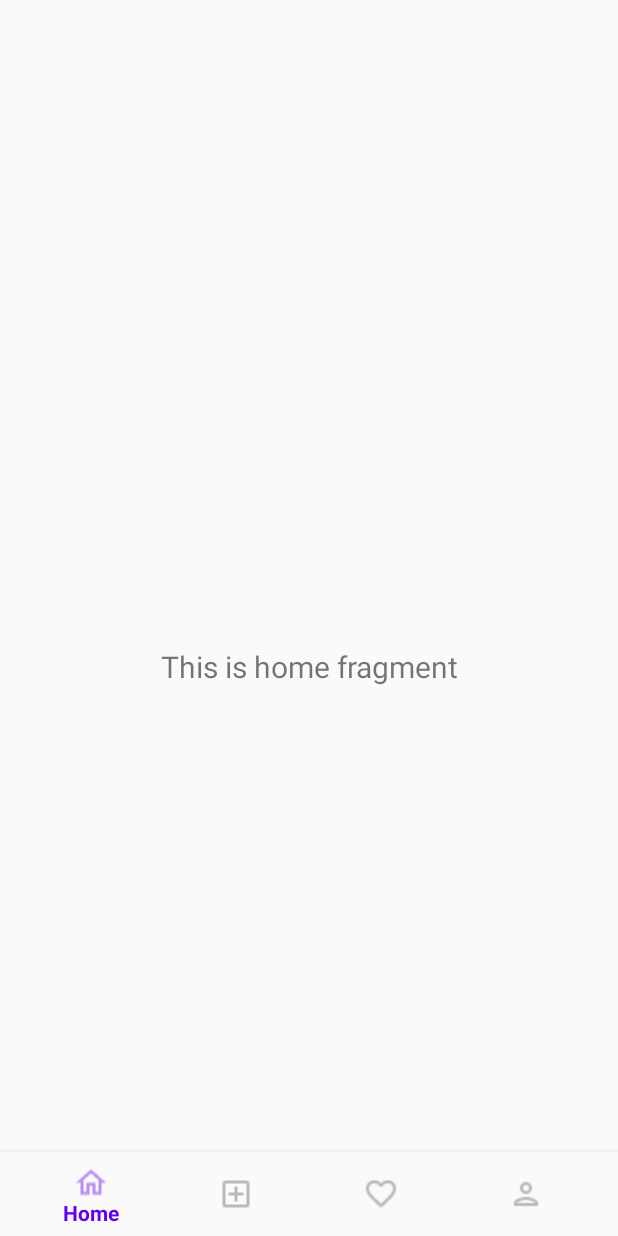
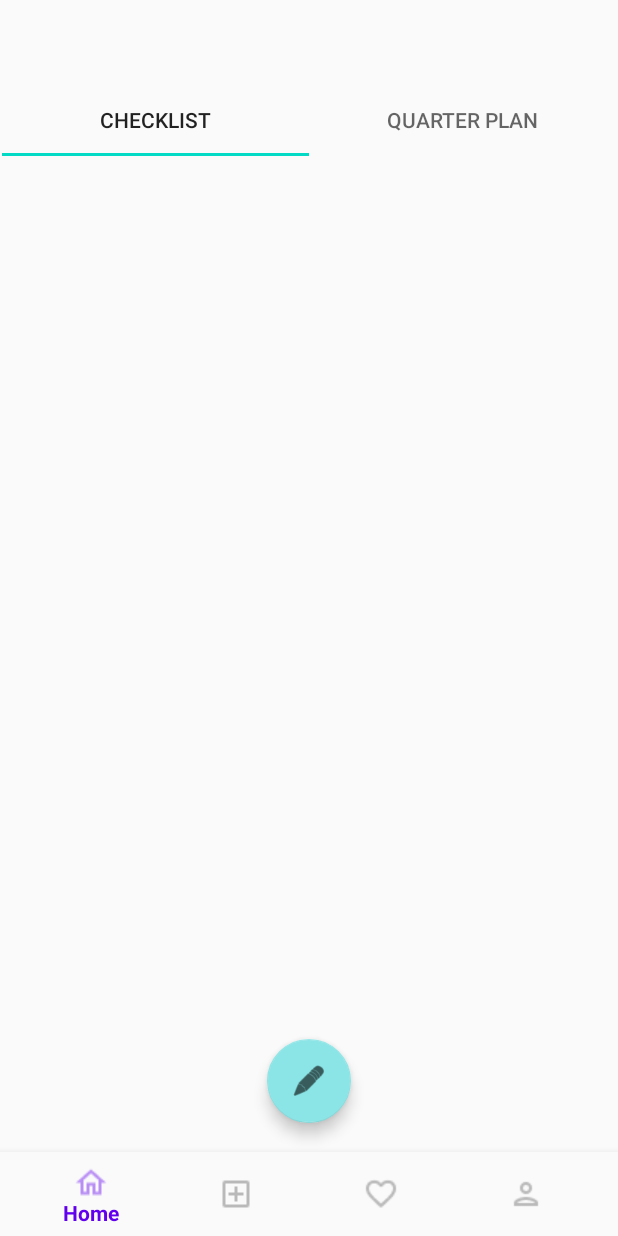
Before and after one commit to SKBost/Degree-Planner, an Android app: the HomeFragment screen opened directly, with no data from a screen before it, on a phone screen of 412 x 824 dp. Run offline under Robolectric (Android 15) with nearby library versions, the phone set to English and light mode, and no system bars; our stand-ins replace navigation-ui.

Commit message:
Added home page layout and course layout for quarter plan

```diff
--- a/app/src/main/java/com/example/degreeplanner/ui/home/HomeFragment.java
+++ b/app/src/main/java/com/example/degreeplanner/ui/home/HomeFragment.java
@@ -1,9 +1,14 @@
 package com.example.degreeplanner.ui.home;
 
+import android.content.Intent;
 import android.os.Bundle;
+import android.view.Gravity;
 import android.view.LayoutInflater;
 import android.view.View;
 import android.view.ViewGroup;
+import android.widget.LinearLayout;
+import android.widget.PopupWindow;
+import android.widget.RelativeLayout;
 import android.widget.TextView;
 
 import androidx.annotation.NonNull;
@@ -13,23 +18,51 @@ import androidx.lifecycle.Observer;
 import androidx.lifecycle.ViewModelProviders;
 
 import com.example.degreeplanner.R;
+import com.example.degreeplanner.ui.requirements.AddRequirement;
+import com.google.android.material.floatingactionbutton.FloatingActionButton;
 
 public class HomeFragment extends Fragment {
 
     private HomeViewModel homeViewModel;
 
     public View onCreateView(@NonNull LayoutInflater inflater,
-                             ViewGroup container, Bundle savedInstanceState) {
+                             final ViewGroup container, Bundle savedInstanceState) {
         homeViewModel =
                 ViewModelProviders.of(this).get(HomeViewModel.class);
-        View root = inflater.inflate(R.layout.fragment_home, container, false);
-        final TextView textView = root.findViewById(R.id.text_home);
-        homeViewModel.getText().observe(getViewLifecycleOwner(), new Observer<String>() {
+        final View root = inflater.inflate(R.layout.fragment_home, container, false);
+
+        //Test quarter plan image
+
+
+        // Move to add requirements screen once button is pressed
+        FloatingActionButton editPlanBtn = root.findViewById(R.id.edit_quarter_plan_button);
+        editPlanBtn.setOnClickListener(new View.OnClickListener() {
             @Override
-            public void onChanged(@Nullable String s) {
-                textView.setText(s);
+            public void onClick(View v){
+                openEditQuarterPlan(container, v);
             }
         });
+
         return root;
     }
+
+    /*
+     * Function to open the edit quarter plan page on click
+     */
+    public void openEditQuarterPlan(ViewGroup container, View view) {
+        // inflate the layout of the popup window
+        View popupView = getLayoutInflater().inflate(R.layout.popup_window, container, false);
+
+        // create the popup window
+        int width = RelativeLayout.LayoutParams.MATCH_PARENT;
+        int height = RelativeLayout.LayoutParams.WRAP_CONTENT;
+
+        final PopupWindow popupWindow = new PopupWindow(popupView, width, 550, true);
+
+
+
+        // show the popup window
+        // which view you pass in doesn't matter, it is only used for the window token
+        popupWindow.showAtLocation(view, Gravity.CENTER, 0, 600);
+    }
 }
--- a/app/src/main/res/layout/fragment_home.xml
+++ b/app/src/main/res/layout/fragment_home.xml
@@ -6,17 +6,34 @@
     android:layout_height="match_parent"
     tools:context=".ui.home.HomeFragment">
 
-    <TextView
-        android:id="@+id/text_home"
-        android:layout_width="match_parent"
+    <com.google.android.material.floatingactionbutton.FloatingActionButton
+        android:id="@+id/edit_quarter_plan_button"
+        android:layout_width="wrap_content"
         android:layout_height="wrap_content"
-        android:layout_marginStart="8dp"
-        android:layout_marginTop="8dp"
-        android:layout_marginEnd="8dp"
-        android:textAlignment="center"
-        android:textSize="20sp"
+        android:layout_marginBottom="75dp"
+        android:clickable="true"
+        android:src="@android:drawable/ic_menu_edit"
+        android:tint="@android:color/black"
+        app:backgroundTint="@color/light_blue"
         app:layout_constraintBottom_toBottomOf="parent"
         app:layout_constraintEnd_toEndOf="parent"
+        app:layout_constraintStart_toStartOf="parent" />
+
+    <com.google.android.material.tabs.TabLayout
+        android:layout_width="409dp"
+        android:layout_height="wrap_content"
+        app:layout_constraintEnd_toEndOf="parent"
         app:layout_constraintStart_toStartOf="parent"
-        app:layout_constraintTop_toTopOf="parent" />
+        app:layout_constraintTop_toTopOf="parent">
+
+        <com.google.android.material.tabs.TabItem
+            android:layout_width="wrap_content"
+            android:layout_height="wrap_content"
+            android:text="@string/checklist"/>
+
+        <com.google.android.material.tabs.TabItem
+            android:layout_width="wrap_content"
+            android:layout_height="wrap_content"
+            android:text="@string/quarter_plan" />
+    </com.google.android.material.tabs.TabLayout>
 </androidx.constraintlayout.widget.ConstraintLayout>
--- a/app/src/main/res/values/colors.xml
+++ b/app/src/main/res/values/colors.xml
@@ -5,4 +5,5 @@
     <color name="colorAccent">#03DAC5</color>
     <color name="light_blue">#8BE5E6</color>
     <color name="black">#090909</color>
+    <color name="dark_grey">#696969</color>
 </resources>
--- a/app/src/main/res/values/strings.xml
+++ b/app/src/main/res/values/strings.xml
@@ -31,4 +31,9 @@
     <string name="ucsd_catalog">UCSD Catalog</string>
     <string name="webreg">Webreg</string>
     <string name="element">Element</string>
+    <string name="checklist">Checklist</string>
+    <string name="quarter_plan">Quarter Plan</string>
+    <string name="course">Course</string>
+    <string name="p_np_caps">P/NP</string>
+    <string name="_4_0">4.0</string>
 </resources>
```
Also changed, not shown: app/src/main/java/com/example/degreeplanner/ui/resources/ResourcesFragment.java (+0 -10 lines), app/src/main/res/drawable/course_plan_item.xml (added, +9 -0 lines), app/src/main/res/layout/popup_window.xml (added, +54 -0 lines), app/src/main/res/layout/quarter_plan_course.xml (added, +73 -0 lines).
